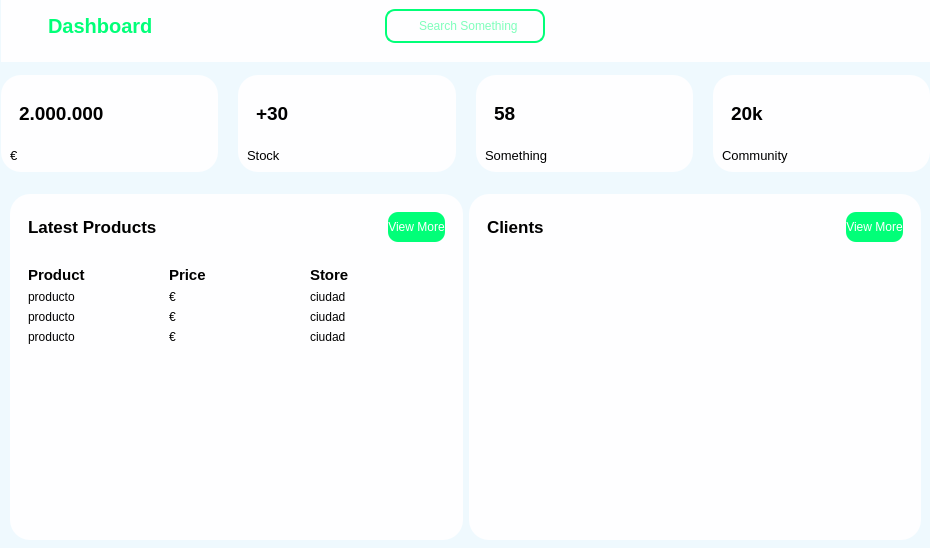
Before: the Qt Designer form src/Vista/vistacliente.ui in gjimec00/STDEvents, drawn with Qt 5.
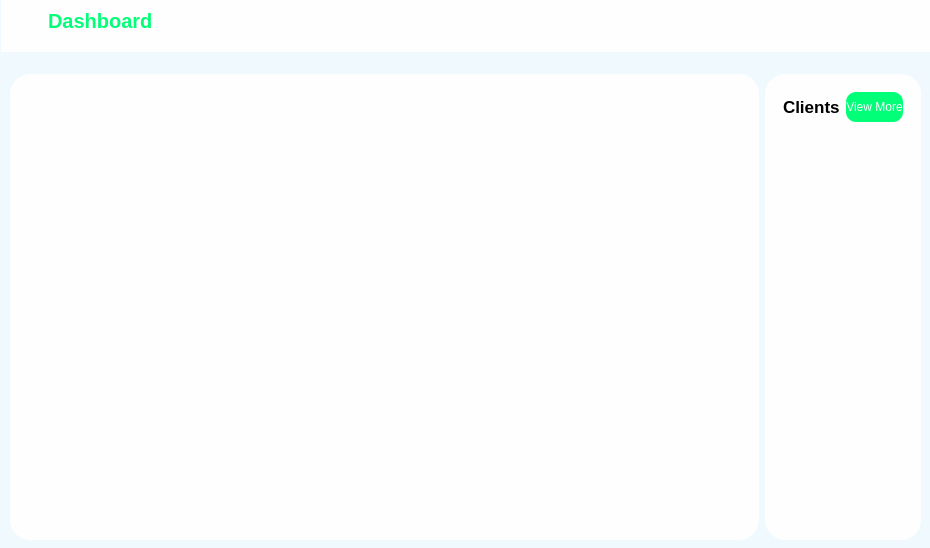
After: the same form once the commit is applied. Icons and pictures are not drawn.

Commit message: Implementado menu scroll para ver eventos y productos

The edit to the form file:
```diff
--- a/src/Vista/vistacliente.ui
+++ b/src/Vista/vistacliente.ui
@@ -69,6 +69,9 @@
 padding: 10px 5px;
 text-align:left;
 
+}
+QScrollArea{
+background: transparent;
 }</string>
   </property>
   <widget class="QWidget" name="leftMenu" native="true">
@@ -357,77 +360,6 @@
          </layout>
         </widget>
        </item>
-       <item alignment="Qt::AlignHCenter">
-        <widget class="QWidget" name="widget_2" native="true">
-         <layout class="QHBoxLayout" name="horizontalLayout_3">
-          <item alignment="Qt::AlignTop">
-           <widget class="QFrame" name="searchFrame">
-            <property name="minimumSize">
-             <size>
-              <width>160</width>
-              <height>0</height>
-             </size>
-            </property>
-            <property name="frameShape">
-             <enum>QFrame::StyledPanel</enum>
-            </property>
-            <property name="frameShadow">
-             <enum>QFrame::Raised</enum>
-            </property>
-            <layout class="QHBoxLayout" name="horizontalLayout_4">
-             <property name="spacing">
-              <number>0</number>
-             </property>
-             <property name="leftMargin">
-              <number>0</number>
-             </property>
-             <property name="topMargin">
-              <number>0</number>
-             </property>
-             <property name="rightMargin">
-              <number>0</number>
-             </property>
-             <property name="bottomMargin">
-              <number>0</number>
-             </property>
-             <item>
-              <widget class="QLabel" name="label_2">
-               <property name="minimumSize">
-                <size>
-                 <width>30</width>
-                 <height>30</height>
-                </size>
-               </property>
-               <property name="maximumSize">
-                <size>
-                 <width>30</width>
-                 <height>30</height>
-                </size>
-               </property>
-               <property name="text">
-                <string/>
-               </property>
-               <property name="pixmap">
-                <pixmap resource="../../Recursos.qrc">:/greenicons/icons/greenicons/search.svg</pixmap>
-               </property>
-               <property name="scaledContents">
-                <bool>true</bool>
-               </property>
-              </widget>
-             </item>
-             <item>
-              <widget class="QLineEdit" name="lineEdit">
-               <property name="placeholderText">
-                <string>Search Something</string>
-               </property>
-              </widget>
-             </item>
-            </layout>
-           </widget>
-          </item>
-         </layout>
-        </widget>
-       </item>
        <item alignment="Qt::AlignRight">
         <widget class="QWidget" name="widget_3" native="true">
          <layout class="QHBoxLayout" name="horizontalLayout_6">
@@ -469,350 +401,6 @@
       </layout>
      </widget>
     </item>
-    <item>
-     <widget class="QWidget" name="cardsFrame" native="true">
-      <layout class="QHBoxLayout" name="horizontalLayout_7">
-       <property name="spacing">
-        <number>20</number>
-       </property>
-       <property name="leftMargin">
-        <number>0</number>
-       </property>
-       <property name="topMargin">
-        <number>0</number>
-       </property>
-       <property name="rightMargin">
-        <number>0</number>
-       </property>
-       <property name="bottomMargin">
-        <number>0</number>
-       </property>
-       <item>
-        <widget class="QFrame" name="card1">
-         <property name="minimumSize">
-          <size>
-           <width>160</width>
-           <height>0</height>
-          </size>
-         </property>
-         <property name="frameShape">
-          <enum>QFrame::StyledPanel</enum>
-         </property>
-         <property name="frameShadow">
-          <enum>QFrame::Raised</enum>
-         </property>
-         <layout class="QVBoxLayout" name="verticalLayout_2">
-          <item alignment="Qt::AlignTop">
-           <widget class="QFrame" name="frame">
-            <property name="frameShape">
-             <enum>QFrame::StyledPanel</enum>
-            </property>
-            <property name="frameShadow">
-             <enum>QFrame::Raised</enum>
-            </property>
-            <layout class="QHBoxLayout" name="horizontalLayout_8">
-             <item>
-              <widget class="QLabel" name="label_3">
-               <property name="font">
-                <font>
-                 <pointsize>14</pointsize>
-                 <bold>true</bold>
-                </font>
-               </property>
-               <property name="text">
-                <string>2.000.000</string>
-               </property>
-               <property name="scaledContents">
-                <bool>false</bool>
-               </property>
-              </widget>
-             </item>
-             <item>
-              <widget class="QLabel" name="label">
-               <property name="minimumSize">
-                <size>
-                 <width>40</width>
-                 <height>40</height>
-                </size>
-               </property>
-               <property name="maximumSize">
-                <size>
-                 <width>40</width>
-                 <height>40</height>
-                </size>
-               </property>
-               <property name="text">
-                <string/>
-               </property>
-               <property name="pixmap">
-                <pixmap resource="../../Recursos.qrc">:/greenicons/icons/greenicons/shopping-cart.svg</pixmap>
-               </property>
-               <property name="scaledContents">
-                <bool>true</bool>
-               </property>
-              </widget>
-             </item>
-            </layout>
-           </widget>
-          </item>
-          <item alignment="Qt::AlignTop">
-           <widget class="QLabel" name="label_4">
-            <property name="font">
-             <font>
-              <pointsize>10</pointsize>
-             </font>
-            </property>
-            <property name="text">
-             <string>€</string>
-            </property>
-           </widget>
-          </item>
-         </layout>
-        </widget>
-       </item>
-       <item>
-        <widget class="QFrame" name="card2">
-         <property name="minimumSize">
-          <size>
-           <width>160</width>
-           <height>0</height>
-          </size>
-         </property>
-         <property name="frameShape">
-          <enum>QFrame::StyledPanel</enum>
-         </property>
-         <property name="frameShadow">
-          <enum>QFrame::Raised</enum>
-         </property>
-         <layout class="QVBoxLayout" name="verticalLayout_3">
-          <item>
-           <widget class="QFrame" name="frame_2">
-            <property name="frameShape">
-             <enum>QFrame::StyledPanel</enum>
-            </property>
-            <property name="frameShadow">
-             <enum>QFrame::Raised</enum>
-            </property>
-            <layout class="QHBoxLayout" name="horizontalLayout_9">
-             <item>
-              <widget class="QLabel" name="label_5">
-               <property name="font">
-                <font>
-                 <pointsize>14</pointsize>
-                 <bold>true</bold>
-                </font>
-               </property>
-               <property name="text">
-                <string>+30</string>
-               </property>
-              </widget>
-             </item>
-             <item>
-              <widget class="QLabel" name="label_6">
-               <property name="minimumSize">
-                <size>
-                 <width>40</width>
-                 <height>40</height>
-                </size>
-               </property>
-               <property name="maximumSize">
-                <size>
-                 <width>40</width>
-                 <height>40</height>
-                </size>
-               </property>
-               <property name="text">
-                <string/>
-               </property>
-               <property name="pixmap">
-                <pixmap resource="../../Recursos.qrc">:/greenicons/icons/greenicons/credit-card.svg</pixmap>
-               </property>
-               <property name="scaledContents">
-                <bool>true</bool>
-               </property>
-              </widget>
-             </item>
-            </layout>
-           </widget>
-          </item>
-          <item alignment="Qt::AlignTop">
-           <widget class="QLabel" name="label_7">
-            <property name="font">
-             <font>
-              <pointsize>10</pointsize>
-             </font>
-            </property>
-            <property name="text">
-             <string>Stock</string>
-            </property>
-           </widget>
-          </item>
-         </layout>
-        </widget>
-       </item>
-       <item>
-        <widget class="QFrame" name="card3">
-         <property name="minimumSize">
-          <size>
-           <width>160</width>
-           <height>0</height>
-          </size>
-         </property>
-         <property name="frameShape">
-          <enum>QFrame::StyledPanel</enum>
-         </property>
-         <property name="frameShadow">
-          <enum>QFrame::Raised</enum>
-         </property>
-         <layout class="QVBoxLayout" name="verticalLayout_4">
-          <item>
-           <widget class="QFrame" name="frame_3">
-            <property name="frameShape">
-             <enum>QFrame::StyledPanel</enum>
-            </property>
-            <property name="frameShadow">
-             <enum>QFrame::Raised</enum>
-            </property>
-            <layout class="QHBoxLayout" name="horizontalLayout_10">
-             <item>
-              <widget class="QLabel" name="label_8">
-               <property name="font">
-                <font>
-                 <pointsize>14</pointsize>
-                 <bold>true</bold>
-                </font>
-               </property>
-               <property name="text">
-                <string>58</string>
-               </property>
-              </widget>
-             </item>
-             <item>
-              <widget class="QLabel" name="label_9">
-               <property name="minimumSize">
-                <size>
-                 <width>40</width>
-                 <height>40</height>
-                </size>
-               </property>
-               <property name="maximumSize">
-                <size>
-                 <width>40</width>
-                 <height>40</height>
-                </size>
-               </property>
-               <property name="text">
-                <string/>
-               </property>
-               <property name="pixmap">
-                <pixmap resource="../../Recursos.qrc">:/greenicons/icons/greenicons/align-right.svg</pixmap>
-               </property>
-               <property name="scaledContents">
-                <bool>true</bool>
-               </property>
-              </widget>
-             </item>
-            </layout>
-           </widget>
-          </item>
-          <item alignment="Qt::AlignTop">
-           <widget class="QLabel" name="label_10">
-            <property name="font">
-             <font>
-              <pointsize>10</pointsize>
-             </font>
-            </property>
-            <property name="text">
-             <string>Something</string>
-            </property>
-           </widget>
-          </item>
-         </layout>
-        </widget>
-       </item>
-       <item>
-        <widget class="QFrame" name="card4">
-         <property name="minimumSize">
-          <size>
-           <width>160</width>
-           <height>0</height>
-          </size>
-         </property>
-         <property name="frameShape">
-          <enum>QFrame::StyledPanel</enum>
-         </property>
-         <property name="frameShadow">
-          <enum>QFrame::Raised</enum>
-         </property>
-         <layout class="QVBoxLayout" name="verticalLayout_5">
-          <item>
-           <widget class="QFrame" name="frame_4">
-            <property name="frameShape">
-             <enum>QFrame::StyledPanel</enum>
-            </property>
-            <property name="frameShadow">
-             <enum>QFrame::Raised</enum>
-            </property>
-            <layout class="QHBoxLayout" name="horizontalLayout_11">
-             <item>
-              <widget class="QLabel" name="label_11">
-               <property name="font">
-                <font>
-                 <pointsize>14</pointsize>
-                 <bold>true</bold>
-                </font>
-               </property>
-               <property name="text">
-                <string>20k</string>
-               </property>
-              </widget>
-             </item>
-             <item>
-              <widget class="QLabel" name="label_12">
-               <property name="minimumSize">
-                <size>
-                 <width>40</width>
-                 <height>40</height>
-                </size>
-               </property>
-               <property name="maximumSize">
-                <size>
-                 <width>40</width>
-                 <height>40</height>
-                </size>
-               </property>
-               <property name="text">
-                <string/>
-               </property>
-               <property name="pixmap">
-                <pixmap resource="../../Recursos.qrc">:/greenicons/icons/greenicons/users.svg</pixmap>
-               </property>
-               <property name="scaledContents">
-                <bool>true</bool>
-               </property>
-              </widget>
-             </item>
-            </layout>
-           </widget>
-          </item>
-          <item alignment="Qt::AlignTop">
-           <widget class="QLabel" name="label_13">
-            <property name="font">
-             <font>
-              <pointsize>10</pointsize>
-             </font>
-            </property>
-            <property name="text">
-             <string>Community</string>
-            </property>
-           </widget>
-          </item>
-         </layout>
-        </widget>
-       </item>
-      </layout>
-     </widget>
-    </item>
     <item>
      <widget class="QWidget" name="mainFrame" native="true">
       <property name="sizePolicy">
@@ -825,186 +413,28 @@
        <item>
         <widget class="QWidget" name="widget_4" native="true">
          <layout class="QVBoxLayout" name="verticalLayout_6">
-          <item alignment="Qt::AlignTop">
-           <widget class="QFrame" name="frame_5">
-            <property name="frameShape">
-             <enum>QFrame::StyledPanel</enum>
-            </property>
-            <property name="frameShadow">
-             <enum>QFrame::Raised</enum>
-            </property>
-            <layout class="QHBoxLayout" name="horizontalLayout_13">
-             <item alignment="Qt::AlignLeft">
-              <widget class="QLabel" name="label_14">
-               <property name="font">
-                <font>
-                 <pointsize>13</pointsize>
-                 <bold>true</bold>
-                </font>
-               </property>
-               <property name="text">
-                <string>Latest Products</string>
-               </property>
-              </widget>
-             </item>
-             <item alignment="Qt::AlignRight">
-              <widget class="QPushButton" name="pushButton">
-               <property name="minimumSize">
-                <size>
-                 <width>0</width>
-                 <height>30</height>
-                </size>
-               </property>
-               <property name="text">
-                <string>View More</string>
-               </property>
-               <property name="icon">
-                <iconset resource="../../Recursos.qrc">
-                 <normaloff>:/whiteicons/icons/whiteicons/arrow-right.svg</normaloff>:/whiteicons/icons/whiteicons/arrow-right.svg</iconset>
-               </property>
-               <property name="iconSize">
-                <size>
-                 <width>24</width>
-                 <height>24</height>
-                </size>
-               </property>
-              </widget>
-             </item>
-            </layout>
-           </widget>
-          </item>
-          <item alignment="Qt::AlignTop">
-           <widget class="QFrame" name="frame_6">
-            <property name="sizePolicy">
-             <sizepolicy hsizetype="Preferred" vsizetype="Expanding">
-              <horstretch>0</horstretch>
-              <verstretch>0</verstretch>
-             </sizepolicy>
-            </property>
-            <property name="frameShape">
-             <enum>QFrame::StyledPanel</enum>
-            </property>
-            <property name="frameShadow">
-             <enum>QFrame::Raised</enum>
-            </property>
-            <layout class="QGridLayout" name="gridLayout">
-             <item row="0" column="0">
-              <widget class="QLabel" name="label_15">
-               <property name="font">
-                <font>
-                 <pointsize>11</pointsize>
-                 <bold>true</bold>
-                </font>
-               </property>
-               <property name="text">
-                <string>Product</string>
-               </property>
-              </widget>
-             </item>
-             <item row="0" column="2">
-              <widget class="QLabel" name="label_17">
-               <property name="font">
-                <font>
-                 <pointsize>11</pointsize>
-                 <bold>true</bold>
-                </font>
-               </property>
-               <property name="text">
-                <string>Store</string>
-               </property>
-              </widget>
-             </item>
-             <item row="1" column="0">
-              <widget class="QLabel" name="label_20">
-               <property name="text">
-                <string>producto</string>
-               </property>
-              </widget>
-             </item>
-             <item row="2" column="2">
-              <widget class="QLabel" name="label_23">
-               <property name="text">
-                <string>ciudad</string>
-               </property>
-              </widget>
-             </item>
-             <item row="2" column="1">
-              <widget class="QLabel" name="label_22">
-               <property name="text">
-                <string>€</string>
-               </property>
-              </widget>
-             </item>
-             <item row="0" column="1">
-              <widget class="QLabel" name="label_16">
-               <property name="font">
-                <font>
-                 <pointsize>11</pointsize>
-                 <bold>true</bold>
-                </font>
-               </property>
-               <property name="text">
-                <string>Price</string>
-               </property>
-              </widget>
-             </item>
-             <item row="1" column="2">
-              <widget class="QLabel" name="label_18">
-               <property name="text">
-                <string>ciudad</string>
-               </property>
-              </widget>
-             </item>
-             <item row="2" column="0">
-              <widget class="QLabel" name="label_21">
-               <property name="text">
-                <string>producto</string>
-               </property>
-              </widget>
-             </item>
-             <item row="1" column="1">
-              <widget class="QLabel" name="label_19">
-               <property name="text">
-                <string>€</string>
-               </property>
-              </widget>
-             </item>
-             <item row="3" column="0">
-              <widget class="QLabel" name="label_24">
-               <property name="text">
-                <string>producto</string>
-               </property>
-              </widget>
-             </item>
-             <item row="3" column="1">
-              <widget class="QLabel" name="label_25">
-               <property name="text">
-                <string>€</string>
-               </property>
-              </widget>
-             </item>
-             <item row="3" column="2">
-              <widget class="QLabel" name="label_26">
-               <property name="text">
-                <string>ciudad</string>
-               </property>
-              </widget>
-             </item>
-            </layout>
-           </widget>
-          </item>
           <item>
-           <spacer name="verticalSpacer">
-            <property name="orientation">
-             <enum>Qt::Vertical</enum>
-            </property>
-            <property name="sizeHint" stdset="0">
+           <widget class="QScrollArea" name="scrollArea">
+            <property name="maximumSize">
              <size>
-              <width>20</width>
-              <height>40</height>
+              <width>500</width>
+              <height>16777215</height>
              </size>
             </property>
-           </spacer>
+            <property name="widgetResizable">
+             <bool>true</bool>
+            </property>
+            <widget class="QWidget" name="scrollAreaWidgetContents">
+             <property name="geometry">
+              <rect>
+               <x>0</x>
+               <y>0</y>
+               <width>500</width>
+               <height>445</height>
+              </rect>
+             </property>
+            </widget>
+           </widget>
           </item>
          </layout>
         </widget>
```
The commit also changes 9 other files.
